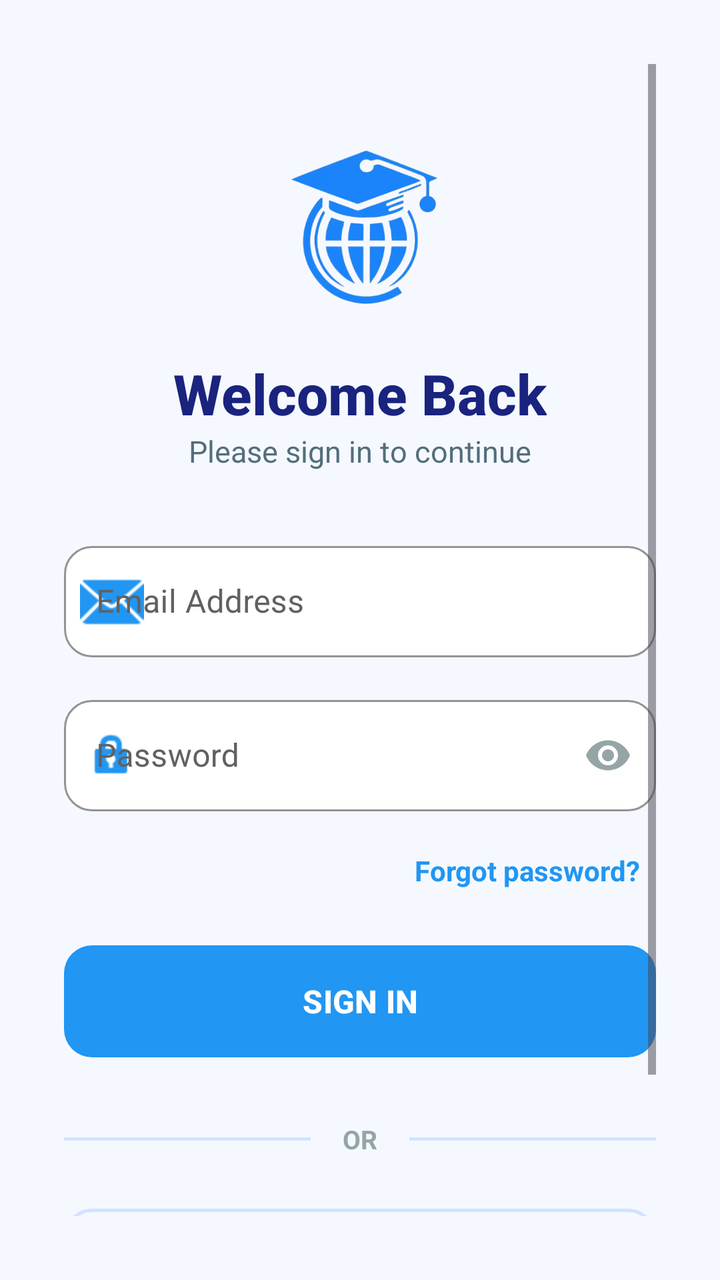
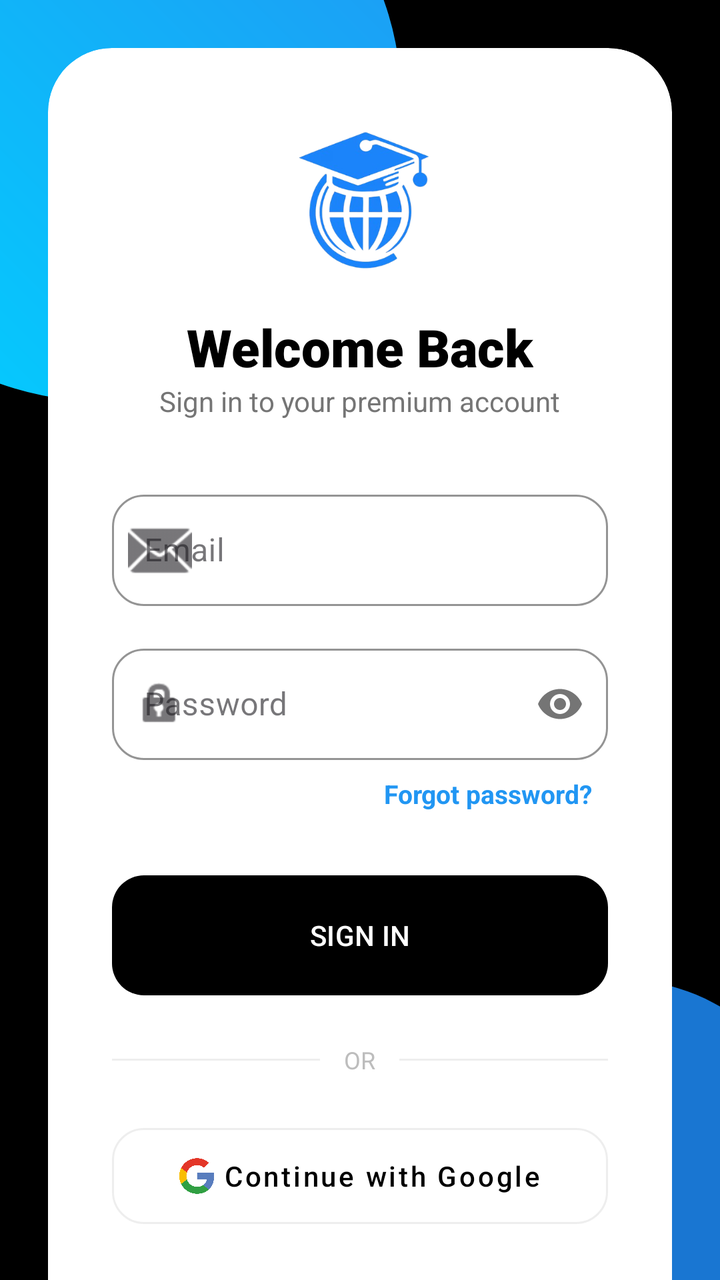

Screens rendered from an Android XML layout before and after an edit, with the pre-edit source and the edit as a unified diff.
<!-- AndroidManifest.xml: application theme Theme.CampusCircleApp -->
<!-- res/layout/activity_login.xml -->
<?xml version="1.0" encoding="utf-8"?>
<androidx.constraintlayout.widget.ConstraintLayout
    xmlns:android="http://schemas.android.com/apk/res/android"
    xmlns:app="http://schemas.android.com/apk/res-auto"
    android:id="@+id/main"
    android:layout_width="match_parent"
    android:layout_height="match_parent"
    android:background="#F5F9FF"
    >

    <ScrollView
        android:layout_width="match_parent"
        android:layout_height="match_parent"
        android:padding="32dp"
        android:fillViewport="true">

        <LinearLayout
            android:layout_width="match_parent"
            android:layout_height="wrap_content"
            android:gravity="center_horizontal"
            android:orientation="vertical">

            <ImageView
                android:id="@+id/logo"
                android:layout_width="90dp"
                android:layout_height="90dp"
                android:layout_marginTop="32dp"
                android:src="@drawable/logo_2" />

            <TextView
                android:id="@+id/loginTitle"
                android:layout_width="wrap_content"
                android:layout_height="wrap_content"
                android:layout_marginTop="24dp"
                android:fontFamily="sans-serif-medium"
                android:text="Welcome Back"
                android:textColor="#1A237E"
                android:textSize="28sp"
                android:textStyle="bold" />

            <TextView
                android:id="@+id/loginSubtitle"
                android:layout_width="wrap_content"
                android:layout_height="wrap_content"
                android:text="Please sign in to continue"
                android:textColor="#546E7A"
                android:textSize="15sp" />

            <com.google.android.material.textfield.TextInputLayout
                android:id="@+id/emailLayout"
                style="@style/Widget.MaterialComponents.TextInputLayout.OutlinedBox"
                android:layout_width="match_parent"
                android:layout_height="wrap_content"
                android:layout_marginTop="32dp"
                android:hint="Email Address"
                android:textColorHint="#616161"
                app:boxBackgroundColor="#FFFFFF"
                app:boxCornerRadiusBottomEnd="14dp"
                app:boxCornerRadiusBottomStart="14dp"
                app:boxCornerRadiusTopEnd="14dp"
                app:boxCornerRadiusTopStart="14dp"
                app:boxStrokeColor="#2196F3"
                app:boxStrokeWidthFocused="2dp"
                app:hintTextColor="#1A237E"
                app:startIconDrawable="@android:drawable/ic_dialog_email"
                app:startIconTint="#2196F3">

                <com.google.android.material.textfield.TextInputEditText
                    android:id="@+id/emailInput"
                    android:layout_width="match_parent"
                    android:layout_height="wrap_content"
                    android:inputType="textEmailAddress"
                    android:textColor="#2C3E50"
                    android:textSize="16sp" />
            </com.google.android.material.textfield.TextInputLayout>

            <com.google.android.material.textfield.TextInputLayout
                android:id="@+id/passwordLayout"
                style="@style/Widget.MaterialComponents.TextInputLayout.OutlinedBox"
                android:layout_width="match_parent"
                android:layout_height="wrap_content"
                android:layout_marginTop="16dp"
                android:hint="Password"
                android:textColorHint="#616161"
                app:boxBackgroundColor="#FFFFFF"
                app:boxCornerRadiusBottomEnd="14dp"
                app:boxCornerRadiusBottomStart="14dp"
                app:boxCornerRadiusTopEnd="14dp"
                app:boxCornerRadiusTopStart="14dp"
                app:boxStrokeColor="#2196F3"
                app:boxStrokeWidthFocused="2dp"
                app:hintTextColor="#1A237E"
                app:passwordToggleEnabled="true"
                app:passwordToggleTint="#95A5A6"
                app:startIconDrawable="@android:drawable/ic_lock_idle_lock"
                app:startIconTint="#2196F3">

                <com.google.android.material.textfield.TextInputEditText
                    android:id="@+id/passwordInput"
                    android:layout_width="match_parent"
                    android:layout_height="wrap_content"
                    android:inputType="textPassword"
                    android:textColor="#2C3E50"
                    android:textSize="16sp" />
            </com.google.android.material.textfield.TextInputLayout>

            <TextView
                android:id="@+id/forgotPassword"
                android:layout_width="wrap_content"
                android:layout_height="wrap_content"
                android:layout_gravity="end"
                android:layout_marginTop="12dp"
                android:padding="8dp"
                android:text="Forgot password?"
                android:textColor="#2196F3"
                android:textSize="14sp"
                android:textStyle="bold" />

            <com.google.android.material.button.MaterialButton
                android:id="@+id/loginBtn"
                android:layout_width="match_parent"
                android:layout_height="64dp"
                android:layout_marginTop="16dp"
                android:text="SIGN IN"
                android:textColor="#FFFFFF"
                android:textSize="16sp"
                android:textStyle="bold"
                app:backgroundTint="#2196F3"
                app:cornerRadius="14dp"
                app:elevation="4dp" />

            <LinearLayout
                android:id="@+id/divider"
                android:layout_width="match_parent"
                android:layout_height="wrap_content"
                android:layout_marginTop="28dp"
                android:gravity="center"
                android:orientation="horizontal">

                <View
                    android:layout_width="0dp"
                    android:layout_height="1.5dp"
                    android:layout_weight="1"
                    android:background="#D1E3FF" />

                <TextView
                    android:layout_width="wrap_content"
                    android:layout_height="wrap_content"
                    android:paddingHorizontal="16dp"
                    android:text="OR"
                    android:textColor="#95A5A6"
                    android:textSize="13sp"
                    android:textStyle="bold" />

                <View
                    android:layout_width="0dp"
                    android:layout_height="1.5dp"
                    android:layout_weight="1"
                    android:background="#D1E3FF" />
            </LinearLayout>

            <com.google.android.material.button.MaterialButton
                android:id="@+id/googleSignInBtn"
                style="@style/Widget.MaterialComponents.Button.OutlinedButton"
                android:layout_width="match_parent"
                android:layout_height="64dp"
                android:layout_marginTop="20dp"
                android:text="Continue with Google"
                android:textAllCaps="false"
                android:textColor="#2C3E50"
                android:textSize="15sp"
                app:cornerRadius="14dp"
                app:icon="@drawable/google"
                app:iconGravity="textStart"
                app:iconPadding="12dp"
                app:iconTint="@null"
                app:strokeColor="#D1E3FF"
                app:strokeWidth="1.5dp" />

            <TextView
                android:id="@+id/signupText"
                android:layout_width="wrap_content"
                android:layout_height="wrap_content"
                android:layout_marginTop="32dp"
                android:padding="8dp"
                android:text="New user? Create an account"
                android:textColor="#546E7A"
                android:textSize="14sp" />
        </LinearLayout>
    </ScrollView>
    <include android:id="@+id/globalLoader" layout="@layout/view_global_loader" />

</androidx.constraintlayout.widget.ConstraintLayout>
<!-- res/layout/view_global_loader.xml (included above) -->
<FrameLayout xmlns:android="http://schemas.android.com/apk/res/android"
    xmlns:app="http://schemas.android.com/apk/res-auto"
    android:layout_width="match_parent"
    android:layout_height="match_parent"
    android:background="#80000000"
    android:clickable="true"
    android:focusable="true"
    android:visibility="gone">

    <LinearLayout
        android:layout_width="wrap_content"
        android:layout_height="wrap_content"
        android:orientation="vertical"
        android:layout_gravity="center"
        android:gravity="center"
        android:elevation="8dp">

        
        <com.google.android.material.progressindicator.CircularProgressIndicator
            android:layout_width="48dp"
            android:layout_height="48dp"
            app:indicatorSize="48dp"
            android:backgroundTint="@android:color/transparent"
            android:progressTint="@color/white"
            android:progressBackgroundTint="@color/white"
            android:foregroundTint="@color/white"
            app:trackThickness="4dp"
            app:indicatorColor="@android:color/white" />

        
        <TextView
            android:layout_width="wrap_content"
            android:layout_height="wrap_content"
            android:text="Please wait..."
            android:textSize="14sp"
            android:textColor="@android:color/white"
            android:layout_marginTop="12dp"/>
    </LinearLayout>
</FrameLayout>
<!-- resources referenced by this layout -->
<resources>
  <color name="white">#FFFFFFFF</color>
  <!-- drawable google: png bitmap (drawable, 18458 bytes) -->
  <!-- drawable logo_2: png bitmap (drawable, 77392 bytes) -->
  <style name="Theme.CampusCircleApp" parent="Base.Theme.CampusCircleApp" />
  <style name="Base.Theme.CampusCircleApp" parent="Theme.Material3.DayNight.NoActionBar">
          
          
      </style>
</resources>

<!-- the commit's change to res/layout/activity_login.xml (unified diff, before → after) -->
@@ -1,193 +1,190 @@
 <?xml version="1.0" encoding="utf-8"?>
-<androidx.constraintlayout.widget.ConstraintLayout
+<androidx.constraintlayout.widget.ConstraintLayout 
     xmlns:android="http://schemas.android.com/apk/res/android"
     xmlns:app="http://schemas.android.com/apk/res-auto"
     android:id="@+id/main"
     android:layout_width="match_parent"
     android:layout_height="match_parent"
-    android:background="#F5F9FF"
-    >
+    android:background="#000000"
+    android:clipChildren="false"
+    android:clipToPadding="false">
+
+    
+    <View
+        android:layout_width="300dp"
+        android:layout_height="300dp"
+        android:background="@drawable/shape_circle_blue"
+        app:layout_constraintTop_toTopOf="parent"
+        app:layout_constraintStart_toStartOf="parent"
+        android:layout_marginTop="-100dp"
+        android:layout_marginStart="-100dp" />
+
+    <View
+        android:layout_width="200dp"
+        android:layout_height="200dp"
+        android:background="@drawable/shape_circle_dark_blue"
+        app:layout_constraintBottom_toBottomOf="parent"
+        app:layout_constraintEnd_toEndOf="parent"
+        android:layout_marginBottom="-50dp"
+        android:layout_marginEnd="-50dp" />
 
     <ScrollView
         android:layout_width="match_parent"
         android:layout_height="match_parent"
-        android:padding="32dp"
-        android:fillViewport="true">
-
-        <LinearLayout
+        android:fillViewport="true"
+        android:scrollbars="none">
+
+        <androidx.constraintlayout.widget.ConstraintLayout
             android:layout_width="match_parent"
             android:layout_height="wrap_content"
-            android:gravity="center_horizontal"
-            android:orientation="vertical">
-
-            <ImageView
-                android:id="@+id/logo"
-                android:layout_width="90dp"
-                android:layout_height="90dp"
-                android:layout_marginTop="32dp"
-                android:src="@drawable/logo_2" />
-
-            <TextView
-                android:id="@+id/loginTitle"
-                android:layout_width="wrap_content"
-                android:layout_height="wrap_content"
-                android:layout_marginTop="24dp"
-                android:fontFamily="sans-serif-medium"
-                android:text="Welcome Back"
-                android:textColor="#1A237E"
-                android:textSize="28sp"
-                android:textStyle="bold" />
-
-            <TextView
-                android:id="@+id/loginSubtitle"
-                android:layout_width="wrap_content"
-                android:layout_height="wrap_content"
-                android:text="Please sign in to continue"
-                android:textColor="#546E7A"
-                android:textSize="15sp" />
-
-            <com.google.android.material.textfield.TextInputLayout
-                android:id="@+id/emailLayout"
-                style="@style/Widget.MaterialComponents.TextInputLayout.OutlinedBox"
+            android:padding="24dp">
+
+            
+            <androidx.cardview.widget.CardView
                 android:layout_width="match_parent"
                 android:layout_height="wrap_content"
-                android:layout_marginTop="32dp"
-                android:hint="Email Address"
-                android:textColorHint="#616161"
-                app:boxBackgroundColor="#FFFFFF"
-                app:boxCornerRadiusBottomEnd="14dp"
-                app:boxCornerRadiusBottomStart="14dp"
-                app:boxCornerRadiusTopEnd="14dp"
-                app:boxCornerRadiusTopStart="14dp"
-                app:boxStrokeColor="#2196F3"
-                app:boxStrokeWidthFocused="2dp"
-                app:hintTextColor="#1A237E"
-                app:startIconDrawable="@android:drawable/ic_dialog_email"
-                app:startIconTint="#2196F3">
-
-                <com.google.android.material.textfield.TextInputEditText
-                    android:id="@+id/emailInput"
+                app:cardCornerRadius="32dp"
+                app:cardElevation="0dp"
+                app:cardBackgroundColor="#FFFFFF"
+                app:layout_constraintTop_toTopOf="parent"
+                app:layout_constraintBottom_toBottomOf="parent">
+
+                <LinearLayout
                     android:layout_width="match_parent"
                     android:layout_height="wrap_content"
-                    android:inputType="textEmailAddress"
-                    android:textColor="#2C3E50"
-                    android:textSize="16sp" />
-            </com.google.android.material.textfield.TextInputLayout>
-
-            <com.google.android.material.textfield.TextInputLayout
-                android:id="@+id/passwordLayout"
-                style="@style/Widget.MaterialComponents.TextInputLayout.OutlinedBox"
-                android:layout_width="match_parent"
-                android:layout_height="wrap_content"
-                android:layout_marginTop="16dp"
-                android:hint="Password"
-                android:textColorHint="#616161"
-                app:boxBackgroundColor="#FFFFFF"
-                app:boxCornerRadiusBottomEnd="14dp"
-                app:boxCornerRadiusBottomStart="14dp"
-                app:boxCornerRadiusTopEnd="14dp"
-                app:boxCornerRadiusTopStart="14dp"
-                app:boxStrokeColor="#2196F3"
-                app:boxStrokeWidthFocused="2dp"
-                app:hintTextColor="#1A237E"
-                app:passwordToggleEnabled="true"
-                app:passwordToggleTint="#95A5A6"
-                app:startIconDrawable="@android:drawable/ic_lock_idle_lock"
-                app:startIconTint="#2196F3">
-
-                <com.google.android.material.textfield.TextInputEditText
-                    android:id="@+id/passwordInput"
-                    android:layout_width="match_parent"
-                    android:layout_height="wrap_content"
-                    android:inputType="textPassword"
-                    android:textColor="#2C3E50"
-                    android:textSize="16sp" />
-            </com.google.android.material.textfield.TextInputLayout>
-
-            <TextView
-                android:id="@+id/forgotPassword"
-                android:layout_width="wrap_content"
-                android:layout_height="wrap_content"
-                android:layout_gravity="end"
-                android:layout_marginTop="12dp"
-                android:padding="8dp"
-                android:text="Forgot password?"
-                android:textColor="#2196F3"
-                android:textSize="14sp"
-                android:textStyle="bold" />
-
-            <com.google.android.material.button.MaterialButton
-                android:id="@+id/loginBtn"
-                android:layout_width="match_parent"
-                android:layout_height="64dp"
-                android:layout_marginTop="16dp"
-                android:text="SIGN IN"
-                android:textColor="#FFFFFF"
-                android:textSize="16sp"
-                android:textStyle="bold"
-                app:backgroundTint="#2196F3"
-                app:cornerRadius="14dp"
-                app:elevation="4dp" />
-
-            <LinearLayout
-                android:id="@+id/divider"
-                android:layout_width="match_parent"
-                android:layout_height="wrap_content"
-                android:layout_marginTop="28dp"
-                android:gravity="center"
-                android:orientation="horizontal">
-
-                <View
-                    android:layout_width="0dp"
-                    android:layout_height="1.5dp"
-                    android:layout_weight="1"
-                    android:background="#D1E3FF" />
-
-                <TextView
-                    android:layout_width="wrap_content"
-                    android:layout_height="wrap_content"
-                    android:paddingHorizontal="16dp"
-                    android:text="OR"
-                    android:textColor="#95A5A6"
-                    android:textSize="13sp"
-                    android:textStyle="bold" />
-
-                <View
-                    android:layout_width="0dp"
-                    android:layout_height="1.5dp"
-                    android:layout_weight="1"
-                    android:background="#D1E3FF" />
-            </LinearLayout>
-
-            <com.google.android.material.button.MaterialButton
-                android:id="@+id/googleSignInBtn"
-                style="@style/Widget.MaterialComponents.Button.OutlinedButton"
-                android:layout_width="match_parent"
-                android:layout_height="64dp"
-                android:layout_marginTop="20dp"
-                android:text="Continue with Google"
-                android:textAllCaps="false"
-                android:textColor="#2C3E50"
-                android:textSize="15sp"
-                app:cornerRadius="14dp"
-                app:icon="@drawable/google"
-                app:iconGravity="textStart"
-                app:iconPadding="12dp"
-                app:iconTint="@null"
-                app:strokeColor="#D1E3FF"
-                app:strokeWidth="1.5dp" />
-
-            <TextView
-                android:id="@+id/signupText"
-                android:layout_width="wrap_content"
-                android:layout_height="wrap_content"
-                android:layout_marginTop="32dp"
-                android:padding="8dp"
-                android:text="New user? Create an account"
-                android:textColor="#546E7A"
-                android:textSize="14sp" />
-        </LinearLayout>
+                    android:orientation="vertical"
+                    android:padding="32dp"
+                    android:gravity="center_horizontal">
+
+                    <ImageView
+                        android:id="@+id/logo"
+                        android:layout_width="80dp"
+                        android:layout_height="80dp"
+                        android:src="@drawable/logo_2" />
+
+                    <TextView
+                        android:id="@+id/loginTitle"
+                        android:layout_width="wrap_content"
+                        android:layout_height="wrap_content"
+                        android:layout_marginTop="20dp"
+                        android:text="Welcome Back"
+                        android:textColor="#000000"
+                        android:textSize="26sp"
+                        android:fontFamily="sans-serif-black" />
+
+                    <TextView
+                        android:id="@+id/loginSubtitle"
+                        android:layout_width="wrap_content"
+                        android:layout_height="wrap_content"
+                        android:text="Sign in to your premium account"
+                        android:textColor="#757575"
+                        android:textSize="14sp" />
+
+                    
+                    <com.google.android.material.textfield.TextInputLayout
+                        android:id="@+id/emailLayout"
+                        style="@style/Widget.MaterialComponents.TextInputLayout.OutlinedBox"
+                        android:layout_width="match_parent"
+                        android:layout_height="wrap_content"
+                        android:layout_marginTop="32dp"
+                        android:hint="Email"
+                        app:boxStrokeColor="#2196F3"
+                        app:boxCornerRadiusTopStart="16dp"
+                        app:boxCornerRadiusTopEnd="16dp"
+                        app:boxCornerRadiusBottomStart="16dp"
+                        app:boxCornerRadiusBottomEnd="16dp"
+                        app:startIconDrawable="@android:drawable/ic_dialog_email">
+
+                        <com.google.android.material.textfield.TextInputEditText
+                            android:id="@+id/emailInput"
+                            android:layout_width="match_parent"
+                            android:layout_height="wrap_content"
+                            android:inputType="textEmailAddress" />
+                    </com.google.android.material.textfield.TextInputLayout>
+
+                    <com.google.android.material.textfield.TextInputLayout
+                        android:id="@+id/passwordLayout"
+                        style="@style/Widget.MaterialComponents.TextInputLayout.OutlinedBox"
+                        android:layout_width="match_parent"
+                        android:layout_height="wrap_content"
+                        android:layout_marginTop="16dp"
+                        android:hint="Password"
+                        app:boxStrokeColor="#2196F3"
+                        app:boxCornerRadiusTopStart="16dp"
+                        app:boxCornerRadiusTopEnd="16dp"
+                        app:boxCornerRadiusBottomStart="16dp"
+                        app:boxCornerRadiusBottomEnd="16dp"
+                        app:passwordToggleEnabled="true"
+                        app:startIconDrawable="@android:drawable/ic_lock_idle_lock">
+
+                        <com.google.android.material.textfield.TextInputEditText
+                            android:id="@+id/passwordInput"
+                            android:layout_width="match_parent"
+                            android:layout_height="wrap_content"
+                            android:inputType="textPassword" />
+                    </com.google.android.material.textfield.TextInputLayout>
+
+                    <TextView
+                        android:id="@+id/forgotPassword"
+                        android:layout_width="wrap_content"
+                        android:layout_height="wrap_content"
+                        android:layout_gravity="end"
+                        android:padding="8dp"
+                        android:text="Forgot password?"
+                        android:textColor="#2196F3"
+                        android:textSize="13sp"
+                        android:textStyle="bold" />
+
+                    <com.google.android.material.button.MaterialButton
+                        android:id="@+id/loginBtn"
+                        android:layout_width="match_parent"
+                        android:layout_height="60dp"
+                        android:layout_marginTop="24dp"
+                        android:text="SIGN IN"
+                        android:insetTop="0dp"
+                        android:insetBottom="0dp"
+                        app:backgroundTint="#000000"
+                        app:cornerRadius="16dp" />
+
+                    <LinearLayout
+                        android:layout_width="match_parent"
+                        android:layout_height="wrap_content"
+                        android:layout_marginTop="24dp"
+                        android:gravity="center"
+                        android:orientation="horizontal">
+                        <View android:layout_width="0dp" android:layout_height="1dp" android:layout_weight="1" android:background="#EEEEEE" />
+                        <TextView android:layout_width="wrap_content" android:layout_height="wrap_content" android:paddingHorizontal="12dp" android:text="OR" android:textColor="#BDBDBD" android:textSize="12sp" />
+                        <View android:layout_width="0dp" android:layout_height="1dp" android:layout_weight="1" android:background="#EEEEEE" />
+                    </LinearLayout>
+
+                    <com.google.android.material.button.MaterialButton
+                        android:id="@+id/googleSignInBtn"
+                        style="@style/Widget.MaterialComponents.Button.OutlinedButton"
+                        android:layout_width="match_parent"
+                        android:layout_height="60dp"
+                        android:layout_marginTop="20dp"
+                        android:text="Continue with Google"
+                        android:textAllCaps="false"
+                        android:textColor="#000000"
+                        app:cornerRadius="16dp"
+                        app:strokeColor="#EEEEEE"
+                        app:icon="@drawable/google"
+                        app:iconGravity="textStart"
+                        app:iconTint="@null" />
+
+                    <TextView
+                        android:id="@+id/signupText"
+                        android:layout_width="wrap_content"
+                        android:layout_height="wrap_content"
+                        android:layout_marginTop="24dp"
+                        android:text="New user? Create an account"
+                        android:textColor="#757575"
+                        android:textSize="14sp" />
+                </LinearLayout>
+            </androidx.cardview.widget.CardView>
+        </androidx.constraintlayout.widget.ConstraintLayout>
     </ScrollView>
+
     <include android:id="@+id/globalLoader" layout="@layout/view_global_loader" />
 
 </androidx.constraintlayout.widget.ConstraintLayout>
<!-- resource entries referenced after the edit -->
@@ -3,6 +3,22 @@
   <color name="white">#FFFFFFFF</color>
   <!-- drawable google: png bitmap (drawable, 18458 bytes) -->
   <!-- drawable logo_2: png bitmap (drawable, 77392 bytes) -->
+  <!-- drawable shape_circle_blue (drawable) -->
+  <?xml version="1.0" encoding="utf-8"?>
+  <shape xmlns:android="http://schemas.android.com/apk/res/android"
+      android:shape="oval">
+      <gradient
+          android:startColor="#00D2FF"
+          android:endColor="#2196F3"
+          android:angle="45"
+          android:type="linear" />
+  </shape>
+  <!-- drawable shape_circle_dark_blue (drawable) -->
+  <?xml version="1.0" encoding="utf-8"?>
+  <shape xmlns:android="http://schemas.android.com/apk/res/android"
+      android:shape="oval">
+      <solid android:color="#1976D2" />
+  </shape>
   <style name="Theme.CampusCircleApp" parent="Base.Theme.CampusCircleApp" />
   <style name="Base.Theme.CampusCircleApp" parent="Theme.Material3.DayNight.NoActionBar">
           
